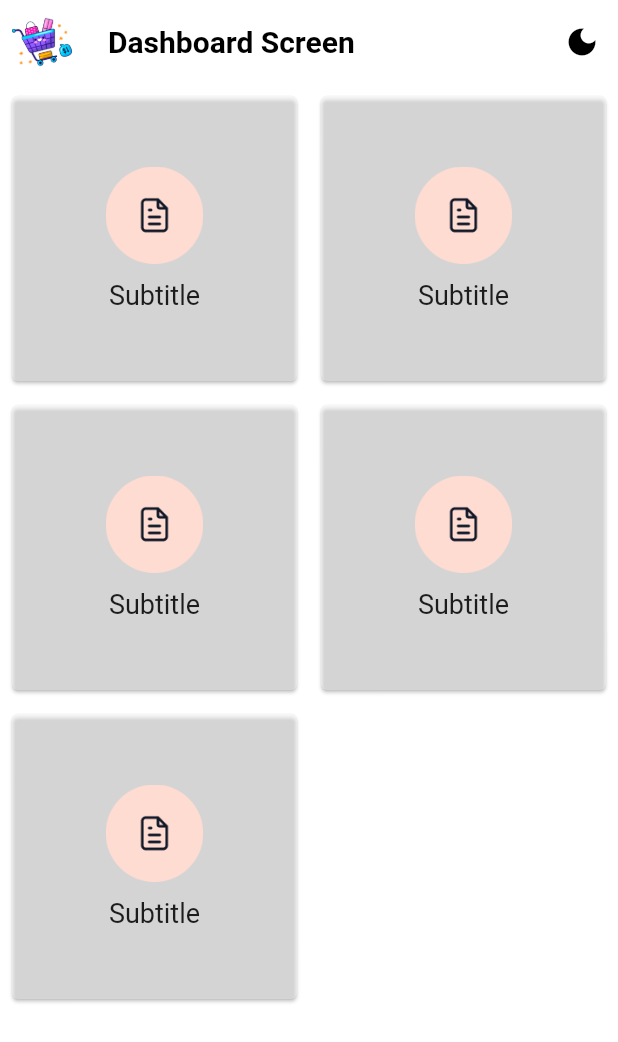
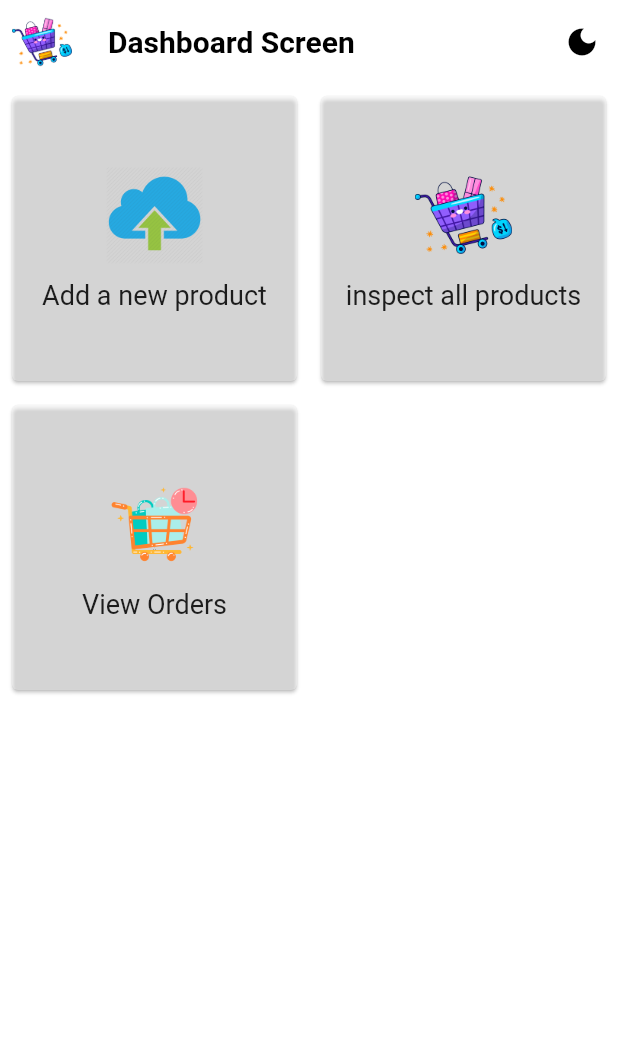
Before and after one commit to mdsrkhnafd/ShopSmart-ADMIN-EN, a Flutter app: the screen it shows after launch, on a phone screen of 412 x 824 dp. Shown: the top 1042 px of the screen. Run offline on Flutter 3.47's test engine with Material 2 defaults, Android fonts, the phone set to English and light mode, and no system bars; our stand-ins replace dotted_border, fancy_shimmer_image, image_picker, shared_preferences, shimmer; missing offline and left inert: dart:html, dynamic_height_grid_view.

Commit message:
initial commit in admin

```diff
--- a/lib/main.dart
+++ b/lib/main.dart
@@ -1,5 +1,6 @@
 import 'package:flutter/material.dart';
 import 'package:provider/provider.dart';
+import 'package:shop_smart_admin_en/screens/edit_upload_product_form.dart';
 
 import 'consts/theme_data.dart';
 import 'providers/products_provider.dart';
@@ -37,6 +38,7 @@
           routes: {
             OrdersScreenFree.routeName: (context) => const OrdersScreenFree(),
             SearchScreen.routeName: (context) => const SearchScreen(),
+            EditOrUploadProductScreen.routeName: (context) => const EditOrUploadProductScreen(),
           },
         );
       }),
--- /dev/null
+++ b/lib/models/dashboard_btn_model.dart
@@ -0,0 +1,43 @@
+import 'dart:html';
+import 'package:flutter/material.dart';
+import 'package:shop_smart_admin_en/screens/edit_upload_product_form.dart';
+import 'package:shop_smart_admin_en/screens/inner_screen/orders/orders_screen.dart';
+import 'package:shop_smart_admin_en/screens/search_screen.dart';
+import 'package:shop_smart_admin_en/services/assets_manager.dart';
+
+class DashboardButtonModel {
+  final String text, imagePath;
+  final Function onPressed;
+
+  DashboardButtonModel({
+    required this.text,
+    required this.imagePath,
+    required this.onPressed,
+  });
+
+  static List<DashboardButtonModel> dashboardBtnList(context) => [
+    DashboardButtonModel(
+      text: "Add a new product",
+      imagePath: AssetsManager.cloud,
+      onPressed: () {
+        Navigator.pushNamed(context, EditOrUploadProductScreen.routeName);
+      },
+    ),
+
+    DashboardButtonModel(
+      text: "inspect all products",
+      imagePath: AssetsManager.shoppingCart,
+      onPressed: () {
+        Navigator.pushNamed(context, SearchScreen.routeName);
+      },
+    ),
+
+    DashboardButtonModel(
+      text: "View Orders",
+      imagePath: AssetsManager.order,
+      onPressed: () {
+        Navigator.pushNamed(context, OrdersScreenFree.routeName);
+      },
+    ),
+  ];
+}
--- a/lib/screens/dashboard_screen.dart
+++ b/lib/screens/dashboard_screen.dart
@@ -1,5 +1,6 @@
 import 'package:flutter/material.dart';
 import 'package:provider/provider.dart';
+import 'package:shop_smart_admin_en/models/dashboard_btn_model.dart';
 import 'package:shop_smart_admin_en/widgets/dashboard_btns.dart';
 import '../providers/theme_provider.dart';
 import '../services/assets_manager.dart';
@@ -7,6 +8,7 @@
 
 class DashboardScreen extends StatefulWidget {
   static const routeName = '/DashboardScreen';
+
   const DashboardScreen({super.key});
 
   @override
@@ -36,8 +38,16 @@
             ),
           ],
         ),
-      body: GridView.count(crossAxisCount: 2,
-      children: List.generate(5, (index) => const DashboardButtonsWidget()),)
-    );
+        body: GridView.count(
+          crossAxisCount: 2,
+          children: List.generate(
+            DashboardButtonModel.dashboardBtnList(context).length,
+            (index) => DashboardButtonsWidget(
+              text: DashboardButtonModel.dashboardBtnList(context)[index].text,
+              imagePath: DashboardButtonModel.dashboardBtnList(context)[index].imagePath,
+              onPressed: DashboardButtonModel.dashboardBtnList(context)[index].onPressed,
+            ),
+          ),
+        ));
   }
 }
--- a/lib/services/assets_manager.dart
+++ b/lib/services/assets_manager.dart
@@ -20,5 +20,5 @@
   static String pc = "$categoriesImagesPath/pc.png";
 
   static String order = "$dashboardImagesPath/order.png";
-  static String cloud = "$dashboardImagesPath/cloud.png";
+  static String cloud = "$dashboardImagesPath/cloud.jpg";
 }
--- a/lib/widgets/dashboard_btns.dart
+++ b/lib/widgets/dashboard_btns.dart
@@ -3,13 +3,16 @@
 import 'package:shop_smart_admin_en/widgets/subtitle_text.dart';
 
 class DashboardButtonsWidget extends StatelessWidget {
-  const DashboardButtonsWidget({super.key});
+  const DashboardButtonsWidget({super.key, required this.text, required this.imagePath, required this.onPressed});
+
+  final String text , imagePath;
+  final Function onPressed;
 
   @override
   Widget build(BuildContext context) {
     return GestureDetector(
       onTap: () {
-
+         onPressed();
       },
       child: Padding(
         padding: const EdgeInsets.all(4.0),
@@ -18,11 +21,11 @@
             child: Column(
               mainAxisAlignment: MainAxisAlignment.center,
               children: [
-                Image.asset(AssetsManager.book ,height: 65, width: 65,),
+                Image.asset(imagePath ,height: 65, width: 65,),
                 const SizedBox(
                   height: 10,
                 ),
-                const SubtitleTextWidget(label: "Subtitle")
+                SubtitleTextWidget(label: text)
               ],
             ),
           ),
--- a/pubspec.yaml
+++ b/pubspec.yaml
@@ -49,6 +49,7 @@
   image_picker: ^0.8.7+5
   # Utils
   uuid: ^3.0.7
+  dotted_border: ^2.0.0+3
 
 dev_dependencies:
   flutter_test:
```
Also changed, not shown: lib/consts/app_constants.dart (+13 -0 lines), lib/screens/edit_upload_product_form.dart (added, +379 -0 lines), lib/screens/search_screen.dart (+6 -6 lines), pubspec.lock. Lines whose indentation alone changed are shown as unchanged.
